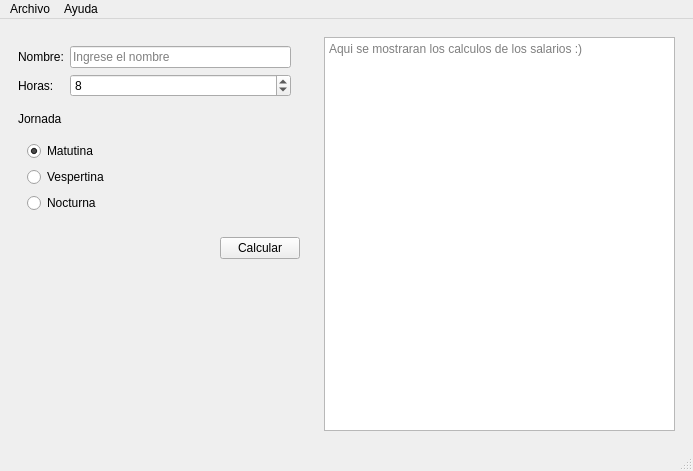
This is salario.ui in Adr802/P59-QT-Salarios-UI as Qt 5 draws it before an edit. The edited form follows.
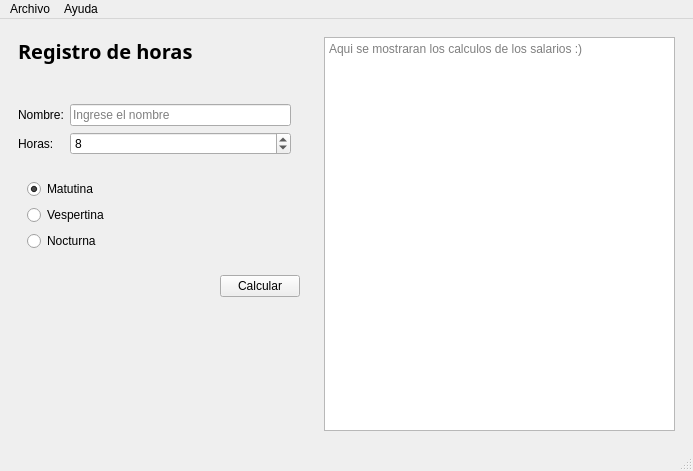
This is the edited form. Icons and pictures are not drawn.

Diff of the .ui file:
```diff
--- a/salario.ui
+++ b/salario.ui
@@ -30,13 +30,28 @@
        </size>
       </property>
       <layout class="QVBoxLayout" name="verticalLayout_2">
+       <item>
+        <widget class="QLabel" name="label_4">
+         <property name="font">
+          <font>
+           <family>Segoe UI Black</family>
+           <pointsize>15</pointsize>
+           <weight>75</weight>
+           <bold>true</bold>
+          </font>
+         </property>
+         <property name="text">
+          <string>Registro de horas</string>
+         </property>
+        </widget>
+       </item>
        <item>
         <widget class="QWidget" name="widget_3" native="true">
          <layout class="QFormLayout" name="formLayout">
           <property name="leftMargin">
            <number>0</number>
           </property>
-          <item row="0" column="0">
+          <item row="1" column="0">
            <widget class="QLabel" name="label">
             <property name="styleSheet">
              <string notr="true">color: rgb(0, 0, 0);</string>
@@ -46,14 +61,14 @@
             </property>
            </widget>
           </item>
-          <item row="0" column="1">
+          <item row="1" column="1">
            <widget class="QLineEdit" name="inName">
             <property name="placeholderText">
              <string notr="true">Ingrese el nombre</string>
             </property>
            </widget>
           </item>
-          <item row="1" column="0">
+          <item row="2" column="0">
            <widget class="QLabel" name="label_2">
             <property name="styleSheet">
              <string notr="true">color: rgb(0, 0, 0);</string>
@@ -63,7 +78,7 @@
             </property>
            </widget>
           </item>
-          <item row="1" column="1">
+          <item row="2" column="1">
            <widget class="QSpinBox" name="inHour">
             <property name="maximum">
              <number>50</number>
@@ -76,16 +91,14 @@
             </property>
            </widget>
           </item>
+          <item row="0" column="1">
+           <widget class="QWidget" name="widget_6" native="true">
+            <layout class="QHBoxLayout" name="horizontalLayout_3"/>
+           </widget>
+          </item>
          </layout>
         </widget>
        </item>
-       <item>
-        <widget class="QLabel" name="label_3">
-         <property name="text">
-          <string>Jornada</string>
-         </property>
-        </widget>
-       </item>
        <item>
         <widget class="QWidget" name="widget_4" native="true">
          <layout class="QVBoxLayout" name="verticalLayout">
```
Left out of the diff: 58 changed lines with no effect on the pictures.
